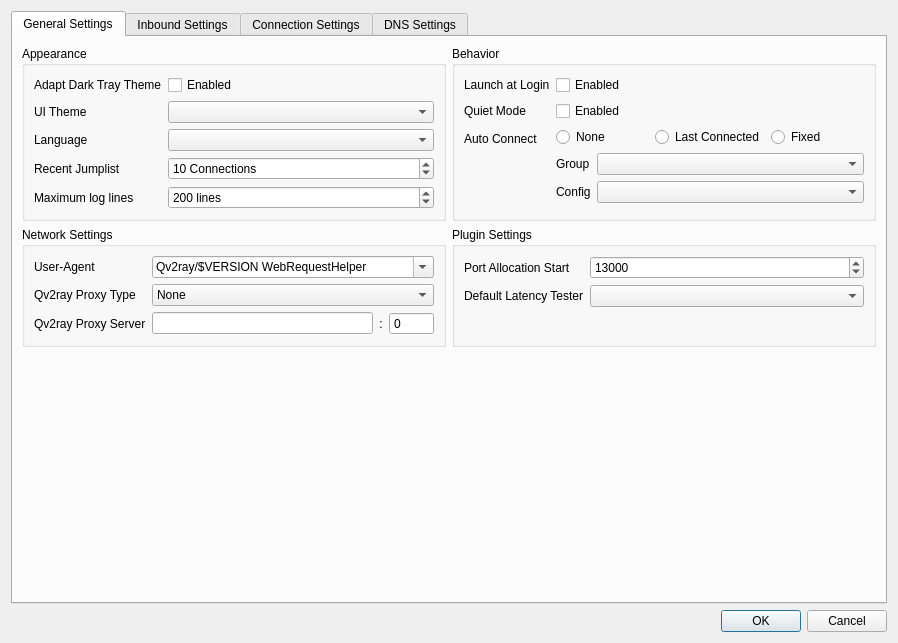
Wpenga/QvPersonal, file src/ui/windows/w_PreferencesWindow.ui: the form before one commit.
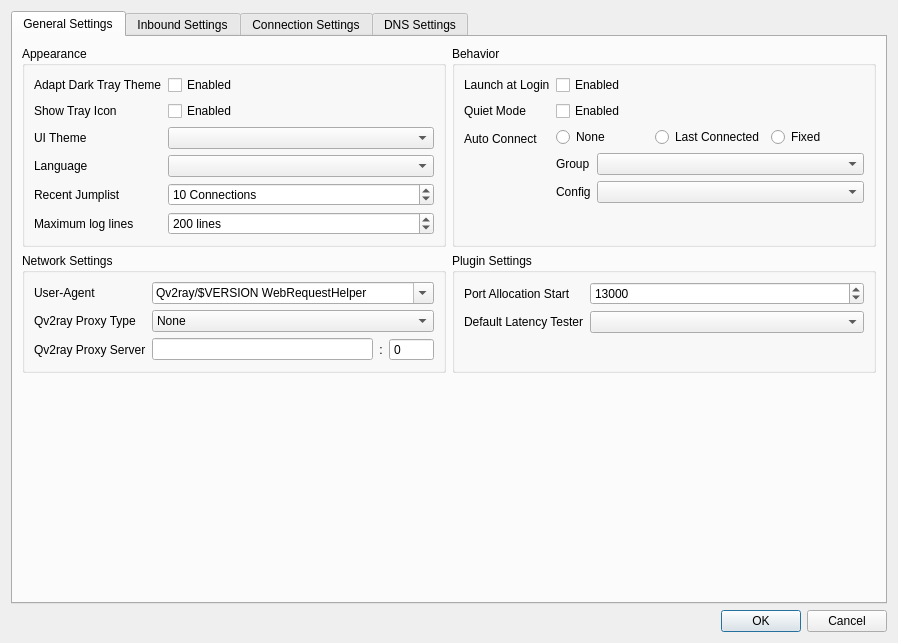
The form after the commit.

Commit message: + added TrayManager, added option to hide tray icon

```diff
--- a/src/ui/windows/w_PreferencesWindow.ui
+++ b/src/ui/windows/w_PreferencesWindow.ui
@@ -65,7 +65,7 @@
               </property>
              </widget>
             </item>
-            <item row="1" column="0">
+            <item row="2" column="0">
              <widget class="QLabel" name="label_35">
               <property name="text">
                <string>UI Theme</string>
@@ -75,7 +75,7 @@
               </property>
              </widget>
             </item>
-            <item row="1" column="1">
+            <item row="2" column="1">
              <widget class="QComboBox" name="themeCombo">
               <property name="minimumSize">
                <size>
@@ -85,7 +85,7 @@
               </property>
              </widget>
             </item>
-            <item row="2" column="0">
+            <item row="3" column="0">
              <widget class="QLabel" name="label_6">
               <property name="text">
                <string>Language</string>
@@ -95,7 +95,7 @@
               </property>
              </widget>
             </item>
-            <item row="2" column="1">
+            <item row="3" column="1">
              <widget class="QComboBox" name="languageComboBox">
               <property name="sizePolicy">
                <sizepolicy hsizetype="Preferred" vsizetype="Fixed">
@@ -111,7 +111,7 @@
               </property>
              </widget>
             </item>
-            <item row="3" column="0">
+            <item row="4" column="0">
              <widget class="QLabel" name="label_55">
               <property name="text">
                <string>Recent Jumplist</string>
@@ -121,7 +121,7 @@
               </property>
              </widget>
             </item>
-            <item row="3" column="1">
+            <item row="4" column="1">
              <widget class="QSpinBox" name="jumpListCountSB">
               <property name="suffix">
                <string> Connections</string>
@@ -137,7 +137,7 @@
               </property>
              </widget>
             </item>
-            <item row="4" column="0">
+            <item row="5" column="0">
              <widget class="QLabel" name="label_48">
               <property name="text">
                <string>Maximum log lines</string>
@@ -147,7 +147,7 @@
               </property>
              </widget>
             </item>
-            <item row="4" column="1">
+            <item row="5" column="1">
              <widget class="QSpinBox" name="maxLogLinesSB">
               <property name="sizePolicy">
                <sizepolicy hsizetype="MinimumExpanding" vsizetype="Fixed">
@@ -172,6 +172,20 @@
               </property>
              </widget>
             </item>
+            <item row="1" column="1">
+             <widget class="QCheckBox" name="showTrayCB">
+              <property name="text">
+               <string>Enabled</string>
+              </property>
+             </widget>
+            </item>
+            <item row="1" column="0">
+             <widget class="QLabel" name="label_2">
+              <property name="text">
+               <string>Show Tray Icon</string>
+              </property>
+             </widget>
+            </item>
            </layout>
           </widget>
          </item>
```
Left out of the diff: 2 changed lines with no effect on the pictures. The commit also changes 10 other files.
